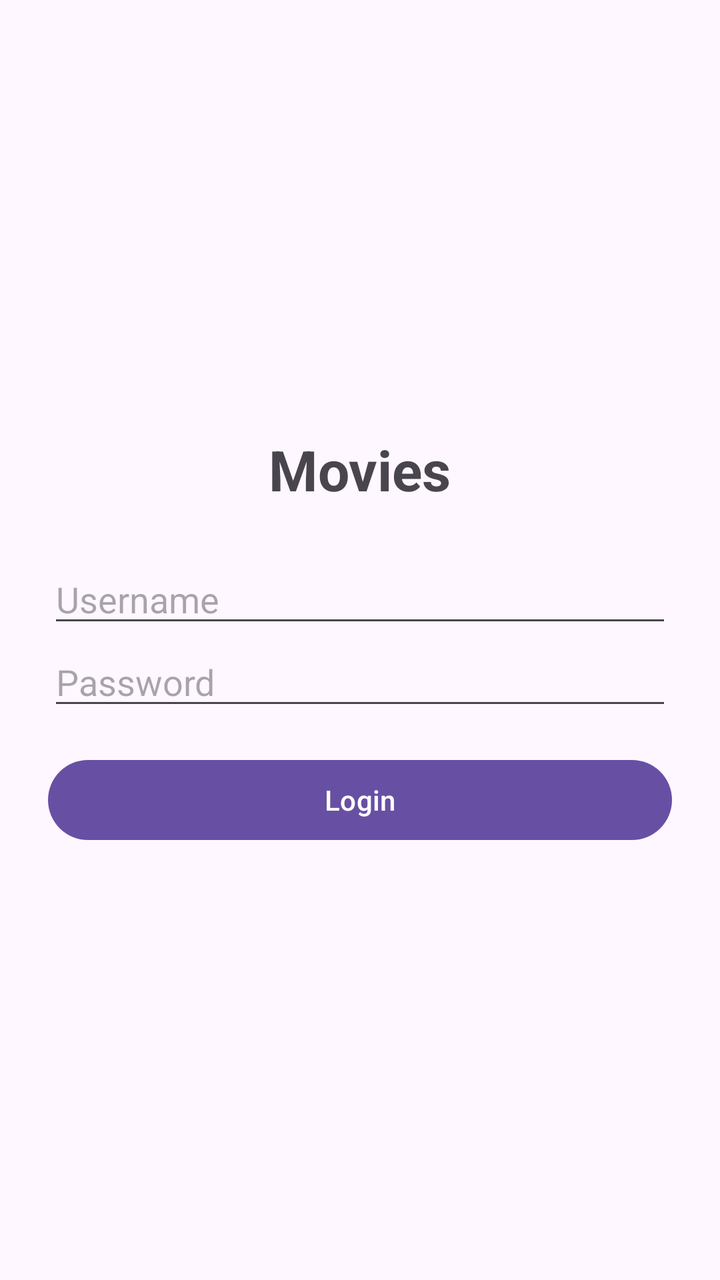
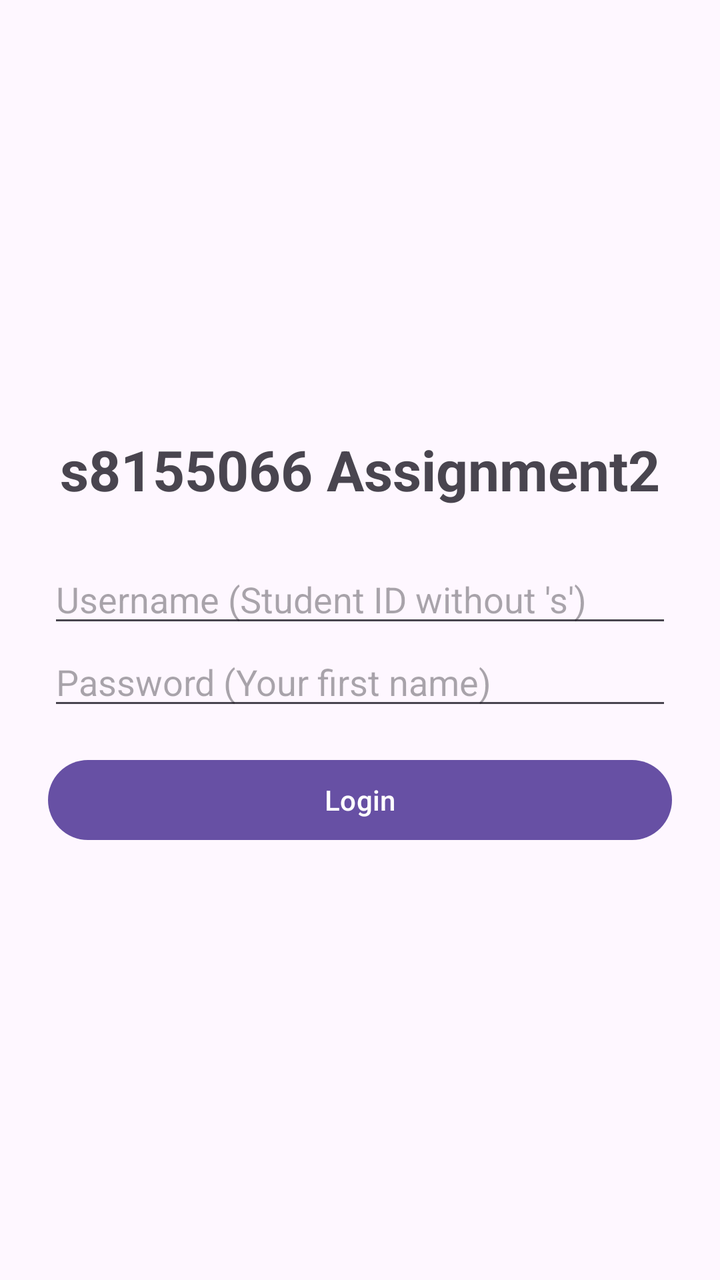

Screens rendered from an Android XML layout before and after an edit, with the pre-edit source and the edit as a unified diff.
<!-- AndroidManifest.xml: application theme Theme.S8155066Assignment2 -->
<!-- res/layout/activity_login.xml -->
<?xml version="1.0" encoding="utf-8"?>
<LinearLayout xmlns:android="http://schemas.android.com/apk/res/android"
    android:layout_width="match_parent"
    android:layout_height="match_parent"
    android:orientation="vertical"
    android:gravity="center"
    android:padding="24dp">

    <TextView
        android:layout_width="wrap_content"
        android:layout_height="wrap_content"
        android:text="Movies"
        android:textSize="28sp"
        android:textStyle="bold"
        android:layout_marginBottom="24dp" />

    <EditText
        android:id="@+id/etUsername"
        android:layout_width="match_parent"
        android:layout_height="wrap_content"
        android:hint="Username"
        android:inputType="text" />

    <EditText
        android:id="@+id/etPassword"
        android:layout_width="match_parent"
        android:layout_height="wrap_content"
        android:hint="Password"
        android:inputType="textPassword" />

    <Button
        android:id="@+id/btnLogin"
        android:layout_width="match_parent"
        android:layout_height="wrap_content"
        android:layout_marginTop="16dp"
        android:text="Login" />

    <ProgressBar
        android:id="@+id/progressBar"
        android:layout_width="wrap_content"
        android:layout_height="wrap_content"
        android:layout_marginTop="16dp"
        android:visibility="gone" />

    <TextView
        android:id="@+id/tvError"
        android:layout_width="wrap_content"
        android:layout_height="wrap_content"
        android:layout_marginTop="16dp"
        android:textColor="#D32F2F"
        android:visibility="gone" />
</LinearLayout>
<!-- resources referenced by this layout -->
<resources>
  <style name="Theme.S8155066Assignment2" parent="Base.Theme.S8155066Assignment2" />
  <style name="Base.Theme.S8155066Assignment2" parent="Theme.Material3.DayNight.NoActionBar">
          
          
      </style>
</resources>

<!-- the commit's change to res/layout/activity_login.xml (unified diff, before → after) -->
@@ -9,7 +9,7 @@
     <TextView
         android:layout_width="wrap_content"
         android:layout_height="wrap_content"
-        android:text="Movies"
+        android:text="s8155066 Assignment2"
         android:textSize="28sp"
         android:textStyle="bold"
         android:layout_marginBottom="24dp" />
@@ -18,14 +18,14 @@
         android:id="@+id/etUsername"
         android:layout_width="match_parent"
         android:layout_height="wrap_content"
-        android:hint="Username"
+        android:hint="Username (Student ID without 's')"
         android:inputType="text" />
 
     <EditText
         android:id="@+id/etPassword"
         android:layout_width="match_parent"
         android:layout_height="wrap_content"
-        android:hint="Password"
+        android:hint="Password (Your first name)"
         android:inputType="textPassword" />
 
     <Button
